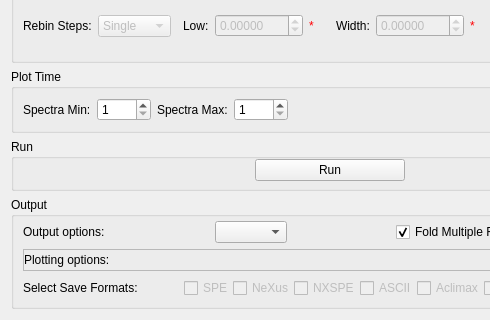
This is qt/scientific_interfaces/Indirect/Reduction/ISISEnergyTransfer.ui in mantidproject/mantid as Qt 5 draws it before an edit; both pictures show x 0 to 490 and y 521 to 841 of the 660 by 841 pixel window. The edited form follows.
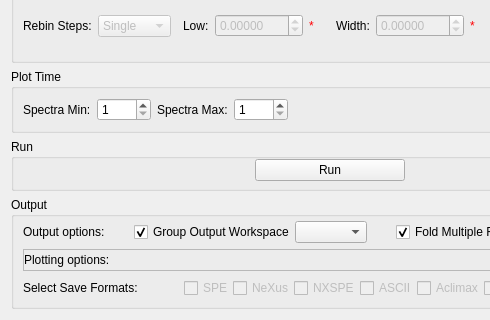
This is the edited form. Custom widgets are drawn as their Qt base class.

```diff
--- a/qt/scientific_interfaces/Indirect/Reduction/ISISEnergyTransfer.ui
+++ b/qt/scientific_interfaces/Indirect/Reduction/ISISEnergyTransfer.ui
@@ -1055,6 +1055,19 @@
           </property>
          </spacer>
         </item>
+        <item>
+         <widget class="QCheckBox" name="ckGroupOutput">
+          <property name="text">
+           <string>Group Output Workspace</string>
+          </property>
+          <property name="visible">
+           <bool>false</bool>
+          </property>
+          <property name="checked">
+           <bool>true</bool>
+          </property>
+         </widget>
+        </item>
         <item>
          <widget class="QComboBox" name="cbGroupOutput">
           <property name="editable">
```
Left out of the diff: 50 changed lines with no effect on the pictures.
